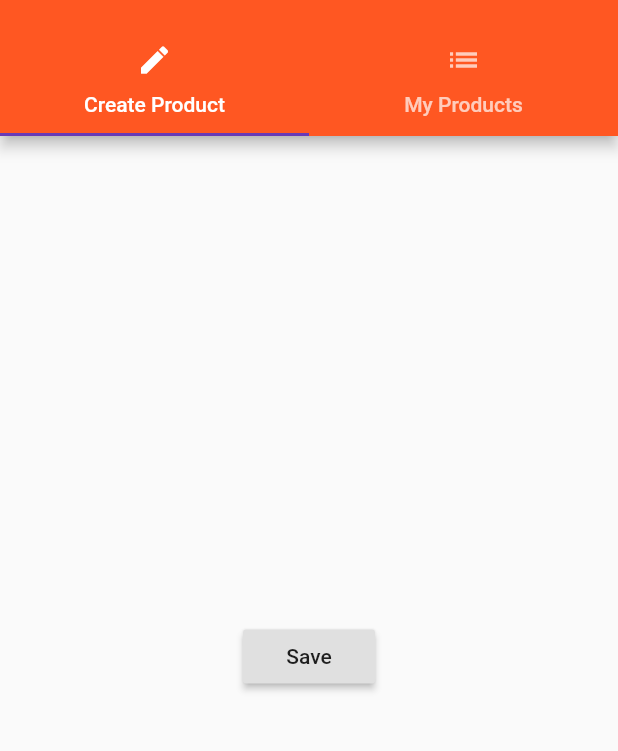
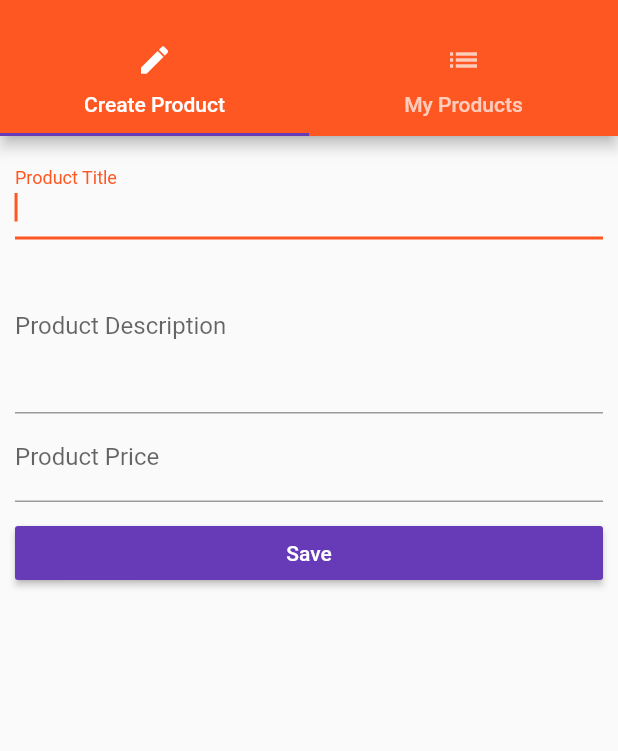
Before and after one commit to yann1294/Food-Court, a Flutter app: the ProductsAdminPage screen opened by its route, on a phone screen of 412 x 824 dp, the part 59-810 px from its top. Run offline on Flutter 3.47's test engine with Material 2 defaults, Android fonts, the phone set to English and light mode, and no system bars.

Commit message:
handling user input

```diff
--- a/lib/pages/product_create.dart
+++ b/lib/pages/product_create.dart
@@ -1,21 +1,82 @@
 import 'package:flutter/material.dart';
 
-class ProductCreatePage extends StatelessWidget {
+class ProductCreatePage extends StatefulWidget {
+  final Function addProduct;
+
+  ProductCreatePage(this.addProduct);
+
+  _ProductCreatePageState createState() => _ProductCreatePageState();
+}
+
+class _ProductCreatePageState extends State<ProductCreatePage> {
+  String _titleValue= '';
+  String _descriptionValue= '';
+  double _priceValue= 0.0;
   @override
   Widget build(BuildContext context) {
-    return Center(
-      child: RaisedButton(
-        child: Text('Save'),
-        onPressed: () {
-          showModalBottomSheet(
-              context: context,
-              builder: (BuildContext context) {
-                return Center(
-                  child: Text('This is a Modal!'),
-                );
-              });
-        },
-      ),
-    );
+    return Container(
+    margin: EdgeInsets.all(10.0),
+    child: ListView(
+      children: <Widget>[
+        TextField(
+          decoration: InputDecoration(
+            labelText: 'Product Title',
+
+          ),
+          autofocus: true,
+          onChanged: (String value){
+            setState(() {
+              _titleValue = value;
+            });
+          },
+        ),
+        TextField(
+
+          autofocus: true,
+          maxLines: 4,
+          decoration: InputDecoration(
+            labelText: 'Product Description',
+
+          ),
+          onChanged: (String value){
+            setState(() {
+              _descriptionValue = value;
+            });
+          },
+        ),
+        TextField(
+          autofocus: true,
+          decoration: InputDecoration(
+            labelText: 'Product Price',
+
+          ),
+          keyboardType: TextInputType.number,
+          onChanged: (String value){
+            setState(() {
+              _priceValue = double.parse(value);
+            });
+          },
+        ),
+        SizedBox(
+          height: 10.0,
+        ),
+        RaisedButton(
+          child: Text("Save"),
+          color: Theme.of(context).accentColor,
+          textColor: Colors.white,
+          onPressed: (){
+            final Map<String,dynamic> product = {
+              'title':_titleValue,
+              'description':_descriptionValue,
+              'price':_priceValue,
+              'image':'assets/food.jpg'
+              };
+            widget.addProduct(product);
+            Navigator.pushReplacementNamed(context, '/');
+          },
+        )
+      ],
+    )
+    ) ;
   }
 }
--- a/lib/pages/products_admin.dart
+++ b/lib/pages/products_admin.dart
@@ -1,10 +1,14 @@
 import 'package:flutter/material.dart';
 
-import './products.dart';
+
 import './product_create.dart';
 import './product_list.dart';
 
 class ProductsAdminPage extends StatelessWidget {
+  final Function addProduct;
+  final Function deleteProduct;
+
+  ProductsAdminPage(this.addProduct,this.deleteProduct);
   @override
   Widget build(BuildContext context) {
     return DefaultTabController(
@@ -42,7 +46,7 @@ class ProductsAdminPage extends StatelessWidget {
           ),
         ),
         body: TabBarView(
-          children: <Widget>[ProductCreatePage(), ProductListPage()],
+          children: <Widget>[ProductCreatePage(addProduct), ProductListPage()],
         ),
       ),
     );
```
Also changed, not shown: lib/main.dart (+7 -7 lines), lib/pages/auth.dart (+55 -8 lines), lib/pages/products.dart (+4 -5 lines), lib/product_control.dart (deleted, +0 -18 lines), lib/product_manager.dart (+6 -10 lines), lib/products.dart (+4 -9 lines).
